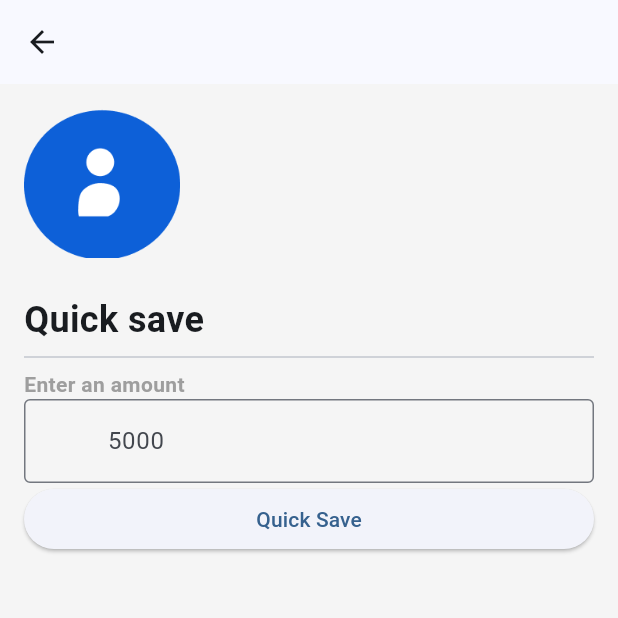
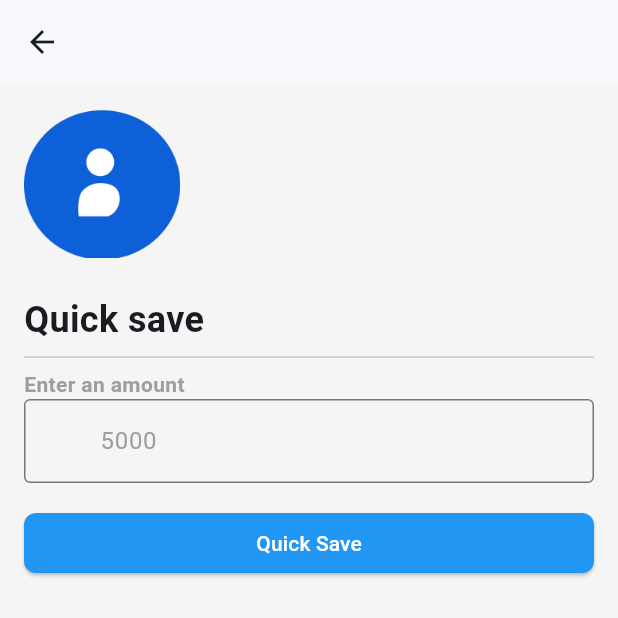
Before and after one commit to ANTONINEUTRON/wtm_savings_app, a Flutter app: the QuickSavePage screen opened directly, on a phone screen of 412 x 824 dp, the top half of it. Run offline on Flutter 3.47's test engine with Material 3 defaults, Android fonts, the phone set to English and light mode, and no system bars.

Commit message:
February 29 class

```diff
--- a/lib/features/savings/pages/quick_save_page.dart
+++ b/lib/features/savings/pages/quick_save_page.dart
@@ -1,7 +1,15 @@
 import 'package:flutter/material.dart';
+import 'package:wtm_savings_app/features/savings/widgets/choose_a_wallet_section.dart';
 
-class QuickSavePage extends StatelessWidget {
+class QuickSavePage extends StatefulWidget {
   const QuickSavePage({super.key});
+
+  @override
+  State<QuickSavePage> createState() => _QuickSavePageState();
+}
+
+class _QuickSavePageState extends State<QuickSavePage> {
+  String amount = "";
 
   @override
   Widget build(BuildContext context) {
@@ -35,15 +43,38 @@ class QuickSavePage extends StatelessWidget {
             ),
           ),
           TextField(
+            onChanged: (value){
+              setState(() {
+                amount = value;
+              });
+            },
             decoration: InputDecoration(
-              hintText: " 5000",
-              border: OutlineInputBorder(),
-              prefix: Text("NGN")
+                hintText: " 5000",
+                border: OutlineInputBorder(),
+                prefixText: "NGN",
+                prefixStyle: TextStyle(
+                  color: Colors.grey
+                ),
+                hintStyle: TextStyle(
+                  color: Colors.grey
+                ),
             ),
-            keyboardType: TextInputType.number,
+            keyboardType: TextInputType.numberWithOptions(decimal: true),
           ),
+          amount.isEmpty
+              ? SizedBox(
+                height: 16,
+              )
+              : ChooseAWalletSection(),
           ElevatedButton(
               onPressed: (){},
+              style: ElevatedButton.styleFrom(
+                backgroundColor: Colors.blue,
+                foregroundColor: Colors.white,
+                shape: RoundedRectangleBorder(
+                  borderRadius: BorderRadius.circular(8)
+                ),
+              ),
               child: Text("Quick Save"),
           )
         ],
```
Also changed, not shown: lib/features/savings/widgets/choose_a_wallet_section.dart (added, +41 -0 lines), lib/features/savings/widgets/wallet_item.dart (added, +48 -0 lines).
